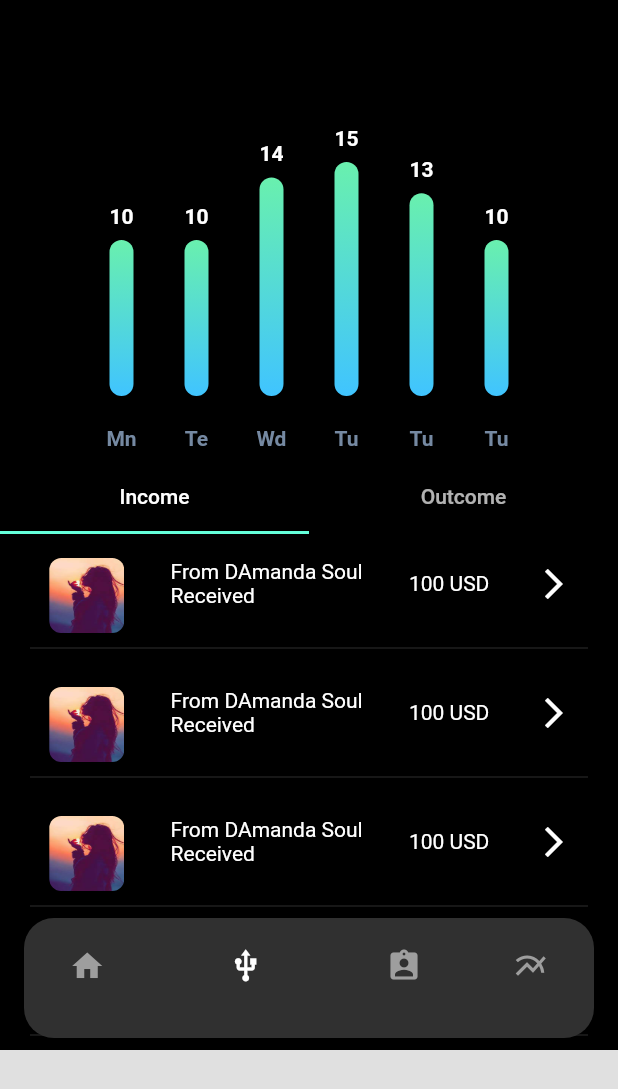
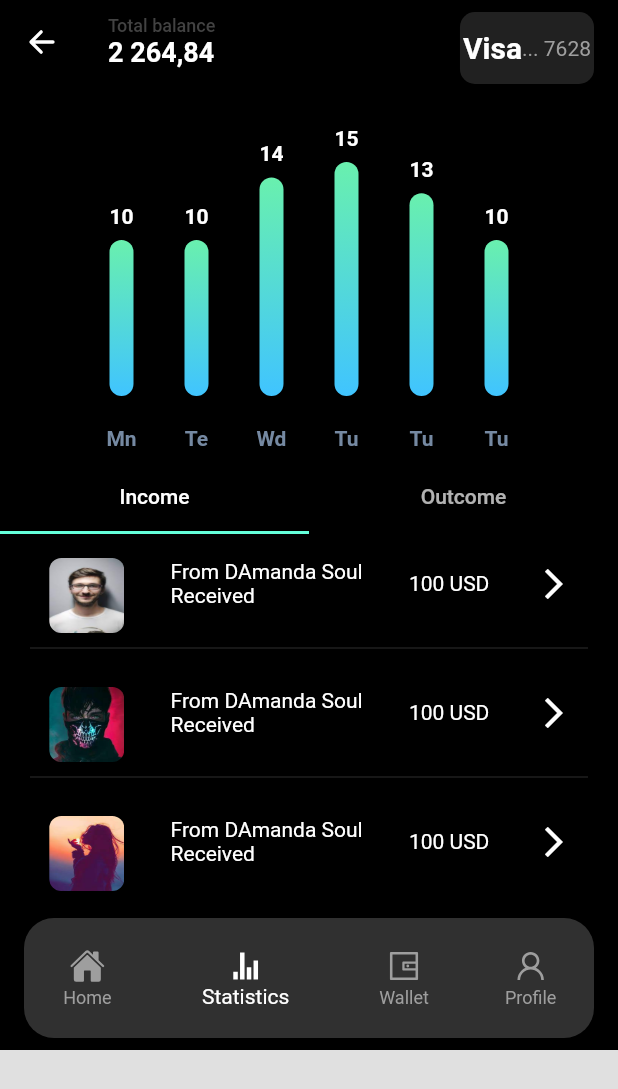
Before and after one commit to nurlan1998/task_ui, a Flutter app: the screen it shows after launch, item 2 of the bottom bar chosen, on a phone screen of 412 x 824 dp. Shown: the top 1089 px of the screen. Run offline on Flutter 3.47's test engine with Material 2 defaults, Android fonts, the phone set to English and light mode, and no system bars; drawn by our look-alikes of fl_chart; our stand-ins replace bottom_navy_bar, carousel_slider, fancy_bottom_navigation, flutter_icons.

Commit message:
закончил

```diff
--- a/task_ui_2/lib/data/user.dart
+++ b/task_ui_2/lib/data/user.dart
@@ -3,12 +3,16 @@ import 'package:flutter/cupertino.dart';
 class User {
   final String? title;
   final String? cardId;
-  final Image imageUser;
+  final String pathImage;
+  final String? pathIcon;
+  final Color typeColor;
 
   User({
     this.title,
     this.cardId,
-    required this.imageUser,
+    this.pathIcon,
+    required this.typeColor,
+    required this.pathImage,
   });
 }
 
@@ -16,37 +20,63 @@ List<User> users = [
   User(
     title: 'Nicholas',
     cardId: '..7628',
-      imageUser: Image(image: AssetImage("assets/profile-1.jpg"))),
+    typeColor: const Color(0xFF00ACC1),
+    pathIcon: 'assets/master.png',
+    pathImage: 'assets/profile-1.jpg',
+  ),
   User(
     title: 'Leonardo',
     cardId: '..5638',
-      imageUser: Image(image: AssetImage("assets/profile-3.jpg"))),
+    pathIcon: 'assets/visa.png',
+    typeColor: const Color(0xFF26A69A),
+    pathImage: 'assets/profile-2.jpg',
+  ),
   User(
     title: 'Flutter',
     cardId: '..6627',
-      imageUser: Image(image: AssetImage("assets/profile-4.jpg"))),
+    pathIcon: 'assets/master.png',
+    typeColor: const Color(0xFFC6FF00),
+    pathImage: 'assets/profile-3.jpg',
+  ),
   User(
     title: 'Flutter',
     cardId: '..6627',
-      imageUser: Image(image: AssetImage("assets/profile-5.jpg"))),
+    pathIcon: 'assets/master.png',
+    typeColor: const Color(0xFF43A047),
+    pathImage: 'assets/profile-2.jpg',
+  ),
+  User(
+      title: 'Mike',
+      cardId: '..6627',
+      pathIcon: 'assets/visa.png',
+      typeColor: const Color(0xFF00ACC1),
+      pathImage: 'assets/profile-5.jpg'),
   User(
     title: 'Flutter',
     cardId: '..6627',
-      imageUser: Image(image: AssetImage("assets/profile-1.jpg"))),
+    pathIcon: 'assets/visa.png',
+    pathImage: 'assets/profile-1.jpg',
+    typeColor: const Color(0xFF26A69A),
+  ),
   User(
     title: 'Flutter',
     cardId: '..6627',
-      imageUser: Image(image: AssetImage("assets/profile-2.jpg"))),
+    pathIcon: 'assets/master.png',
+    typeColor: const Color(0xFF00ACC1),
+    pathImage: 'assets/profile-3.jpg',
+  ),
   User(
     title: 'Flutter',
     cardId: '..6627',
-      imageUser: Image(image: AssetImage("assets/profile-3.jpg"))),
+    pathIcon: 'assets/visa.png',
+    typeColor: const Color(0xFF26A69A),
+    pathImage: 'assets/profile-4.jpg',
+  ),
   User(
     title: 'Flutter',
     cardId: '..6627',
-      imageUser: Image(image: AssetImage("assets/profile-4.jpg"))),
-  User(
-      title: 'Flutter',
-      cardId: '..6627',
-      imageUser: Image(image: AssetImage("assets/profile-5.jpg"))),
+    pathIcon: 'assets/master.png',
+    typeColor: const Color(0xFF00ACC1),
+    pathImage: 'assets/profile-2.jpg',
+  ),
 ];
--- a/task_ui_2/lib/screens/home_page.dart
+++ b/task_ui_2/lib/screens/home_page.dart
@@ -1,18 +1,19 @@
 import 'package:flutter/cupertino.dart';
 import 'package:flutter/material.dart';
+import 'package:flutter_icons/flutter_icons.dart';
 import 'package:task_ui_2/screens/home_screen.dart';
 import 'package:task_ui_2/screens/profile_screen.dart';
 import 'package:task_ui_2/screens/statistics_screen.dart';
 import 'package:task_ui_2/screens/wallet_screen.dart';
 
-class HomePage extends StatefulWidget{
+class HomePage extends StatefulWidget {
   const HomePage({Key? key}) : super(key: key);
 
   @override
   _HomePageState createState() => _HomePageState();
 }
 
-class _HomePageState extends State<HomePage>{
+class _HomePageState extends State<HomePage> {
   int selectedPage = 0;
 
   final _pageOptions = [
@@ -34,15 +35,12 @@ class _HomePageState extends State<HomePage>{
             child: _pageOptions[selectedPage],
           ),
           Positioned(
-              bottom: 8.0,
-                  right: 16.0,
-                  left: 16.0,
-                  child: bottomNavigationBar
-              )
+              bottom: 8.0, right: 16.0, left: 16.0, child: bottomNavigationBar)
         ],
       ),
     );
   }
+
   Widget get bottomNavigationBar {
     return Container(
       height: 80,
@@ -56,23 +54,23 @@ class _HomePageState extends State<HomePage>{
         child: BottomNavigationBar(
           items: const [
             BottomNavigationBarItem(
-              label: '',
-              icon: Icon(Icons.home),
+              label: 'Home',
+              icon: Icon(Ionicons.md_home),
             ),
             BottomNavigationBarItem(
-              label: '',
-              icon: Icon(Icons.usb),
+              label: 'Statistics',
+              icon: Icon(Ionicons.md_stats),
             ),
             BottomNavigationBarItem(
-              label: '',
-              icon: Icon(Icons.assignment_ind),
+              label: 'Wallet',
+              icon: Icon(AntDesign.wallet),
             ),
             BottomNavigationBarItem(
-              label: '',
-              icon: Icon(Icons.multiline_chart),
+              label: 'Profile',
+              icon: Icon(AntDesign.user),
             ),
           ],
-          onTap: (index){
+          onTap: (index) {
             setState(() {
               selectedPage = index;
             });
--- a/task_ui_2/lib/screens/statistics_screen.dart
+++ b/task_ui_2/lib/screens/statistics_screen.dart
@@ -1,5 +1,6 @@
 import 'package:flutter/cupertino.dart';
 import 'package:flutter/material.dart';
+import 'package:flutter_icons/flutter_icons.dart';
 import 'package:task_ui_2/widgets/bar_chart.dart';
 import 'package:task_ui_2/widgets/transactions_widget.dart';
 
@@ -13,8 +14,48 @@ class TwoPage extends StatelessWidget {
         child: Scaffold(
             backgroundColor: Colors.black,
             appBar: AppBar(
-                // title: Text("sad"),
-                ),
+              leading: const Icon(Ionicons.ios_arrow_back),
+              title: Column(
+                crossAxisAlignment: CrossAxisAlignment.start,
+                children: [
+                  Text(
+                    "Total balance",
+                    style: TextStyle(fontSize: 12, color: Colors.grey[800]),
+                  ),
+                  const Text(
+                    '2 264,84',
+                    style:
+                        TextStyle(fontWeight: FontWeight.bold, fontSize: 18.0),
+                  ),
+                ],
+              ),
+              actions: [
+                Container(
+                  decoration: BoxDecoration(
+                      color: Theme.of(context).primaryColor,
+                      borderRadius: BorderRadius.circular(10.0)),
+                  padding: EdgeInsets.all(2.0),
+                  margin: EdgeInsets.only(right: 16.0, top: 8.0),
+                  child: Row(
+                    children: const <Widget>[
+                      Text(
+                        "Visa",
+                        style: TextStyle(
+                            fontSize: 20.0,
+                            fontWeight: FontWeight.bold,
+                            color: Colors.white),
+                      ),
+                      Text(
+                        '... 7628',
+                        style: TextStyle(
+                          color: Colors.grey,
+                        ),
+                      )
+                    ],
+                  ),
+                )
+              ],
+            ),
             body: Column(
               children: [
                 // SizedBox(
@@ -41,13 +82,12 @@ class TwoPage extends StatelessWidget {
                     ),
                   ),
                 ),
-                Expanded(
+                const SizedBox(
+                  height: 240,
                   child: TabBarView(
                     children: [
                       TransactionsWidget(),
-                      const Center(
-                        child: Text("asf"),
-                      ),
+                      TransactionsWidget(),
                     ],
                   ),
                 )
--- a/task_ui_2/lib/widgets/btn_transfer_receive_widget.dart
+++ b/task_ui_2/lib/widgets/btn_transfer_receive_widget.dart
@@ -10,7 +10,7 @@ class BtnTransferReceiveWidget extends StatelessWidget{
   @override
   Widget build(BuildContext context) {
     return Container(
-      margin: EdgeInsets.only(bottom: 8.0),
+      margin: const EdgeInsets.only(bottom: 8.0),
       decoration: BoxDecoration(
         color: Theme.of(context).primaryColor,
         borderRadius: BorderRadius.circular(20.0),
--- a/task_ui_2/lib/widgets/item_transactions.dart
+++ b/task_ui_2/lib/widgets/item_transactions.dart
@@ -1,14 +1,12 @@
 import 'package:flutter/cupertino.dart';
 import 'package:flutter/material.dart';
+import 'package:task_ui_2/data/user.dart';
 
-class ItemTransactionsWidget extends StatefulWidget{
-  const ItemTransactionsWidget({Key? key}) : super(key: key);
+class ItemTransactionsWidget extends StatelessWidget {
+  final User user;
 
-  @override
-  _ItemTransactionsState createState() => _ItemTransactionsState();
-}
+  const ItemTransactionsWidget({Key? key, required this.user}) : super(key: key);
 
-class _ItemTransactionsState extends State<ItemTransactionsWidget>{
   @override
   Widget build(BuildContext context) {
     return Column(
@@ -17,11 +15,11 @@ class _ItemTransactionsState extends State<ItemTransactionsWidget>{
           mainAxisAlignment: MainAxisAlignment.spaceEvenly,
           children: <Widget>[
             Container(
-              margin: EdgeInsets.only(left: 2.0,top: 16.0),
+              margin: const EdgeInsets.only(left: 2.0, top: 16.0),
               child: ClipRRect(
                 borderRadius: BorderRadius.circular(8.0),
                 child: Image.asset(
-                  'assets/profile-3.jpg',
+                  user.pathImage,
                   height: 50,
                   width: 50,
                   fit: BoxFit.fill,
@@ -30,13 +28,13 @@ class _ItemTransactionsState extends State<ItemTransactionsWidget>{
             ),
             Column(
               crossAxisAlignment: CrossAxisAlignment.start,
-              children: <Widget>[
+              children: const <Widget>[
                 Text('From DAmanda Soul'),
                 Text('Received')
               ],
             ),
-            Text('100 USD'),
-            Icon(Icons.arrow_forward_ios),
+            const Text('100 USD'),
+            const Icon(Icons.arrow_forward_ios),
           ],
         ),
         const Divider(
--- a/task_ui_2/lib/widgets/item_users_round.dart
+++ b/task_ui_2/lib/widgets/item_users_round.dart
@@ -15,7 +15,7 @@ class ItemUserRoundWidget extends StatelessWidget {
         child: ClipRRect(
           borderRadius: BorderRadius.circular(100.0),
           child: Image.asset(
-            'assets/profile-2.jpg',
+            user.pathImage,
             width: 50.0,
             height: 10.0,
             fit: BoxFit.fill,
--- a/task_ui_2/lib/widgets/rounded_users_scroll.dart
+++ b/task_ui_2/lib/widgets/rounded_users_scroll.dart
@@ -9,7 +9,7 @@ class UsersHorizontalScrollWidget extends StatelessWidget {
   Widget build(BuildContext context) {
     return Container(
       color: Colors.black,
-        margin: EdgeInsets.all(8.0),
+        margin: const EdgeInsets.all(8.0),
         width: 350,
         height: 50,
         child: ListView.builder(
--- a/task_ui_2/lib/widgets/transactions_widget.dart
+++ b/task_ui_2/lib/widgets/transactions_widget.dart
@@ -1,13 +1,16 @@
 import 'package:flutter/cupertino.dart';
+import 'package:task_ui_2/data/user.dart';
 import 'package:task_ui_2/widgets/item_transactions.dart';
 
 class TransactionsWidget extends StatelessWidget{
+  const TransactionsWidget({Key? key}) : super(key: key);
+
   @override
   Widget build(BuildContext context) {
     return ListView.builder(
       itemCount: 4,
       itemBuilder: (BuildContext context, int index){
-      return ItemTransactionsWidget();
+      return ItemTransactionsWidget(user: users[index],);
     },
     );
   }
--- a/task_ui_2/pubspec.yaml
+++ b/task_ui_2/pubspec.yaml
@@ -30,12 +30,9 @@ dependencies:
   flutter:
     sdk: flutter
   carousel_slider: ^4.0.0
-  bottom_navy_bar: ^6.0.0
-  charts_flutter: ^0.10.0
   syncfusion_flutter_charts: ^19.2.62
   fl_chart: ^0.40.0
-
-#  flutter_linkify: ^3.1.2
+  flutter_icons: ^1.1.0
 
 
   # The following adds the Cupertino Icons font to your application.
```
Also changed, not shown: task_ui_2/lib/widgets/btn_savings_widget.dart (+15 -9 lines), task_ui_2/lib/widgets/card_horizontal_scroll.dart (+5 -8 lines), task_ui_2/lib/widgets/filtr_btn_widget.dart (+9 -3 lines), task_ui_2/lib/widgets/item_card.dart (+9 -8 lines), task_ui_2/lib/widgets/price_add_card_widget.dart (+19 -27 lines), task_ui_2/assets/cars.png (added), task_ui_2/assets/phone.png (added), task_ui_2/assets/profile-1.jpg (renamed from task_ui_2/assets/prifile-1.jpg), task_ui_2/assets/uzcard.png (added), task_ui_2/assets/visa.png (added), task_ui_2/pubspec.lock. Lines whose indentation alone changed are shown as unchanged.
